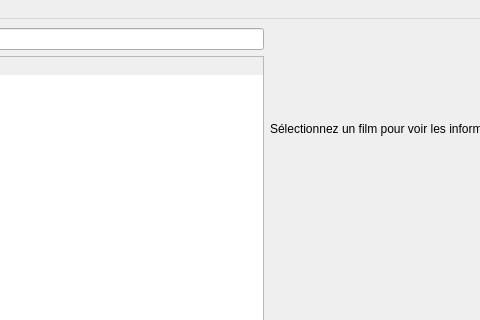
Old version of the form MainWindow.ui in the repository AmbreM71/MovieManager; both pictures show x 212 to 692 and y 0 to 320 of the 1280 by 720 pixel window.
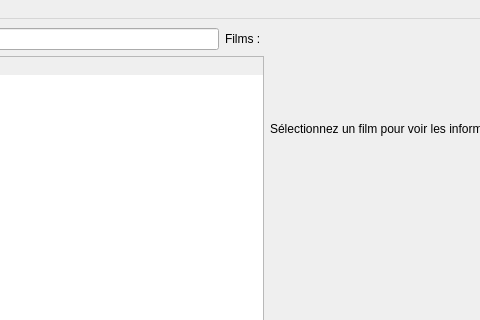
New version of the form.

Commit message: Add display movie counter

```diff
--- a/MainWindow.ui
+++ b/MainWindow.ui
@@ -248,6 +248,13 @@
           </property>
          </widget>
         </item>
+        <item>
+         <widget class="QLabel" name="DisplayedMovieCountLabel">
+          <property name="text">
+           <string>Films : </string>
+          </property>
+         </widget>
+        </item>
        </layout>
       </item>
       <item>
```
The commit also changes 1 other file.
